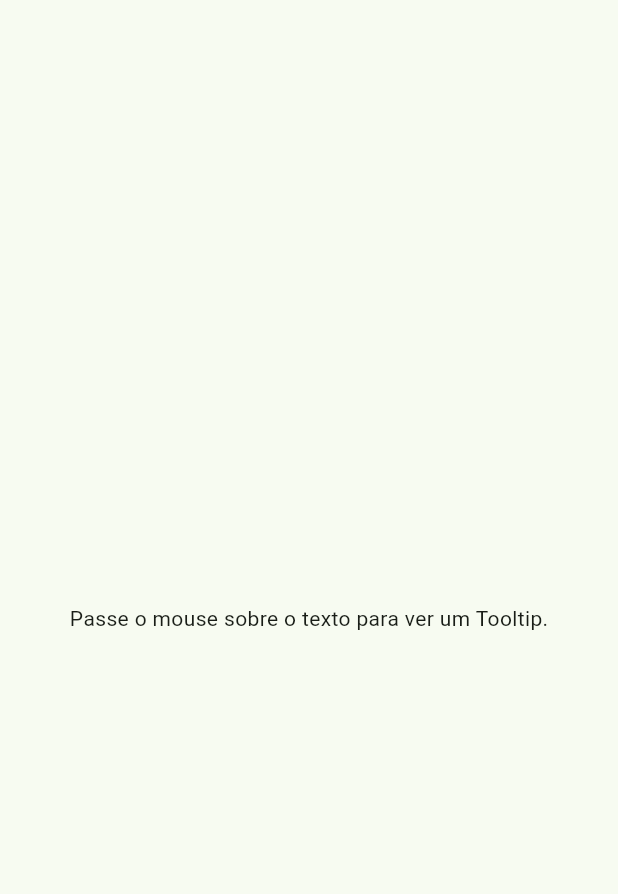
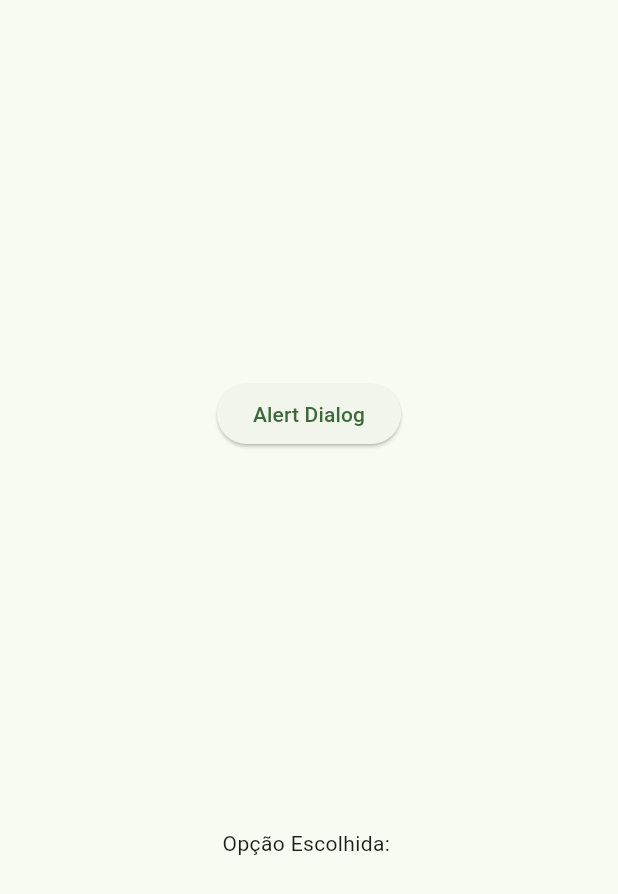
Before and after one commit to lfoly/6oP, a Flutter app: the screen it shows after launch, on a phone screen of 412 x 824 dp. Shown: the top 894 px of the screen. Run offline on Flutter 3.47's test engine with Material 3 defaults, Android fonts, the phone set to English and light mode, and no system bars.

Commit message:
exemplo completo

```diff
--- /dev/null
+++ b/03_exemplo_mensagens/lib/4_simple_dialog.dart
@@ -0,0 +1,63 @@
+import 'package:flutter/material.dart';
+
+class ExemploSimpleDialog extends StatefulWidget {
+  const new({super.key});
+
+  @override
+  State<ExemploSimpleDialog> createState() => ExemploSimpleDialogState();
+}
+
+class ExemploSimpleDialogState extends State<ExemploSimpleDialog> {
+  var opcaoEscolhida = "";
+
+  @override
+  Widget build(BuildContext context) {
+
+    atualizarOpcao(String valor) {
+      setState(() {
+        opcaoEscolhida = valor;
+      });
+    }
+
+    Future mostrarMensagem() async {
+      opcaoEscolhida = await showDialog(
+        context: context,
+        builder: (BuildContext context) {
+          return SimpleDialog(
+            title: const Text("Escolha uma opção:"),
+            children: [
+              SimpleDialogOption(
+                onPressed: () {
+                  Navigator.pop(context, "opcao1");
+                },
+                child: const Text("Opção 1"),
+              ),
+              SimpleDialogOption(
+                onPressed: () {
+                  Navigator.pop(context, "opcao2");
+                },
+                child: const Text("Opção 2"),
+              ),
+            ],
+          );
+        },
+      );
+      atualizarOpcao(opcaoEscolhida);
+    }
+
+    return Scaffold(
+      body: Center(
+        child: Column(
+          mainAxisAlignment: MainAxisAlignment.spaceEvenly,
+          children: [
+            ElevatedButton(
+              onPressed: mostrarMensagem,
+              child: Text("Alert Dialog"),
+            ),
+            Text("Opção Escolhida: $opcaoEscolhida"),
+          ],
+        ),
+      ),
+    );
+  }
+}
--- a/03_exemplo_mensagens/lib/main.dart
+++ b/03_exemplo_mensagens/lib/main.dart
@@ -1,5 +1,8 @@
 import 'package:flutter/material.dart';
-import '1_tooltip.dart';
+//import '1_tooltip.dart';
+//import '2_snackbar.dart';
+//import '3_alert_dialog.dart';
+import '4_simple_dialog.dart';
 
 void main() {
   runApp(const App());
@@ -14,7 +17,10 @@ class App extends StatelessWidget {
       title: "Exemplo Mensagens",
       debugShowCheckedModeBanner: false,
       theme: ThemeData(colorSchemeSeed: Colors.green),
-      home: ExemploTooltip(),
+      //home: ExemploTooltip(),
+      //home: ExemploSnackbar(),
+      //home: ExemploAlertDialog(),
+      home: ExemploSimpleDialog(),
     );
   }
 }
```
Also changed, not shown: 03_exemplo_mensagens/lib/2_snackbar.dart (+18 -2 lines), 03_exemplo_mensagens/lib/3_alert_dialog.dart (added, +43 -0 lines).
